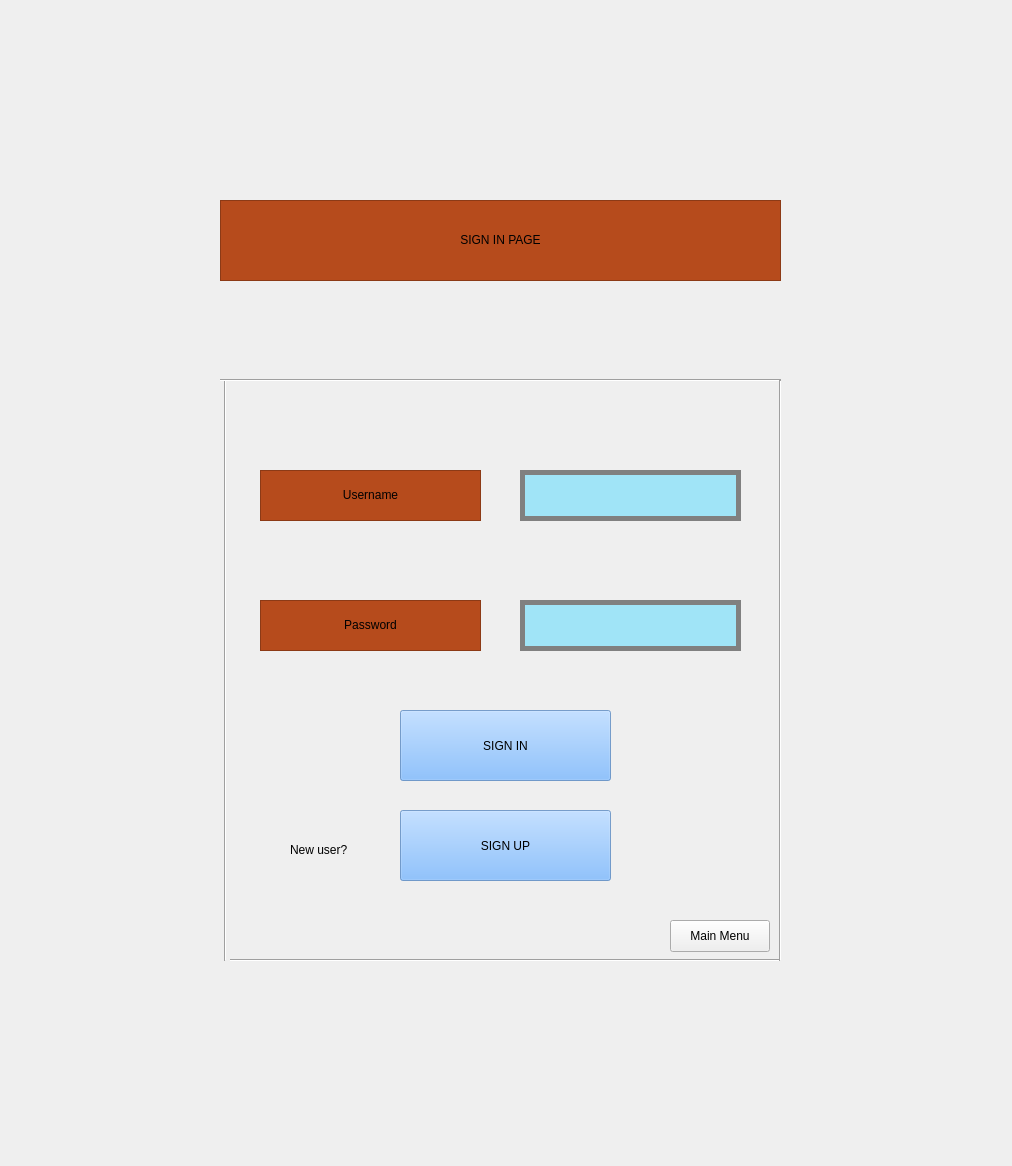
The window that GameUI/login.ui (jtanbp/QtGame) describes before a commit, drawn with Qt 5.
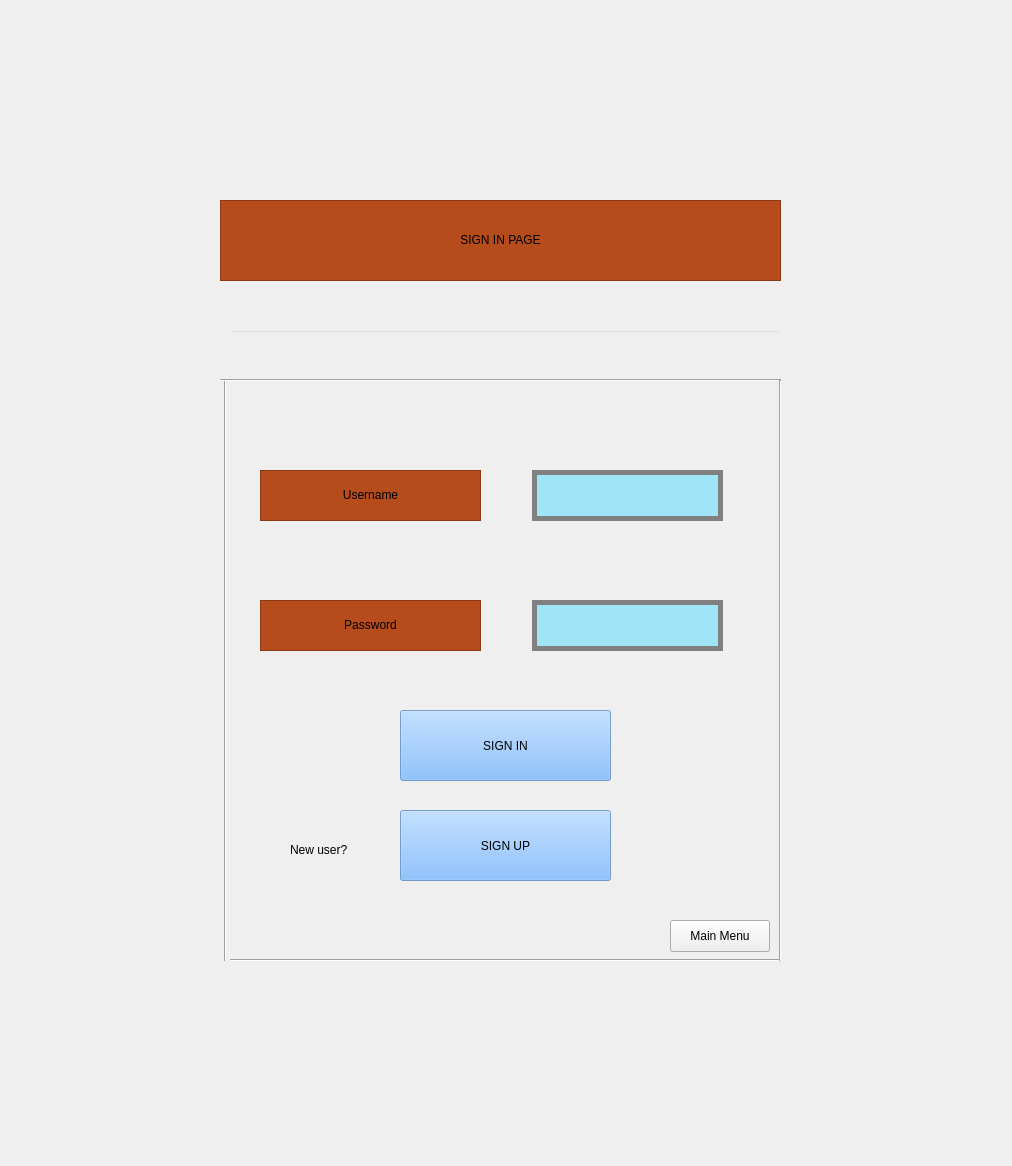
The same window after the commit.

What changed in the file:
```diff
--- a/GameUI/login.ui
+++ b/GameUI/login.ui
@@ -39,20 +39,6 @@
     <enum>Qt::Horizontal</enum>
    </property>
   </widget>
-  <widget class="QTextEdit" name="usrNmTxt">
-   <property name="geometry">
-    <rect>
-     <x>520</x>
-     <y>470</y>
-     <width>221</width>
-     <height>51</height>
-    </rect>
-   </property>
-   <property name="styleSheet">
-    <string notr="true">background-color: rgba(82, 217, 255, 128);
-border: 5px solid grey;</string>
-   </property>
-  </widget>
   <widget class="QPushButton" name="signInBtn">
    <property name="geometry">
     <rect>
@@ -245,20 +231,6 @@
     <enum>Qt::Vertical</enum>
    </property>
   </widget>
-  <widget class="QTextEdit" name="passTxt">
-   <property name="geometry">
-    <rect>
-     <x>520</x>
-     <y>600</y>
-     <width>221</width>
-     <height>51</height>
-    </rect>
-   </property>
-   <property name="styleSheet">
-    <string notr="true">background-color: rgba(82, 217, 255, 128);
-border: 5px solid grey;</string>
-   </property>
-  </widget>
   <widget class="QPushButton" name="mainMenuBtn">
    <property name="geometry">
     <rect>
@@ -285,6 +257,51 @@
     <string>New user?</string>
    </property>
   </widget>
+  <widget class="QLineEdit" name="errorLoginNote">
+   <property name="geometry">
+    <rect>
+     <x>230</x>
+     <y>330</y>
+     <width>551</width>
+     <height>21</height>
+    </rect>
+   </property>
+   <property name="styleSheet">
+    <string notr="true">background-color: rgba(255, 255, 255, 0);
+color: red;</string>
+   </property>
+   <property name="readOnly">
+    <bool>true</bool>
+   </property>
+  </widget>
+  <widget class="QLineEdit" name="usrNmTxt">
+   <property name="geometry">
+    <rect>
+     <x>532</x>
+     <y>470</y>
+     <width>191</width>
+     <height>51</height>
+    </rect>
+   </property>
+   <property name="styleSheet">
+    <string notr="true">background-color: rgba(82, 217, 255, 128);
+border: 5px solid grey;</string>
+   </property>
+  </widget>
+  <widget class="QLineEdit" name="passTxt">
+   <property name="geometry">
+    <rect>
+     <x>532</x>
+     <y>600</y>
+     <width>191</width>
+     <height>51</height>
+    </rect>
+   </property>
+   <property name="styleSheet">
+    <string notr="true">background-color: rgba(82, 217, 255, 128);
+border: 5px solid grey;</string>
+   </property>
+  </widget>
  </widget>
  <resources/>
  <connections/>
```
